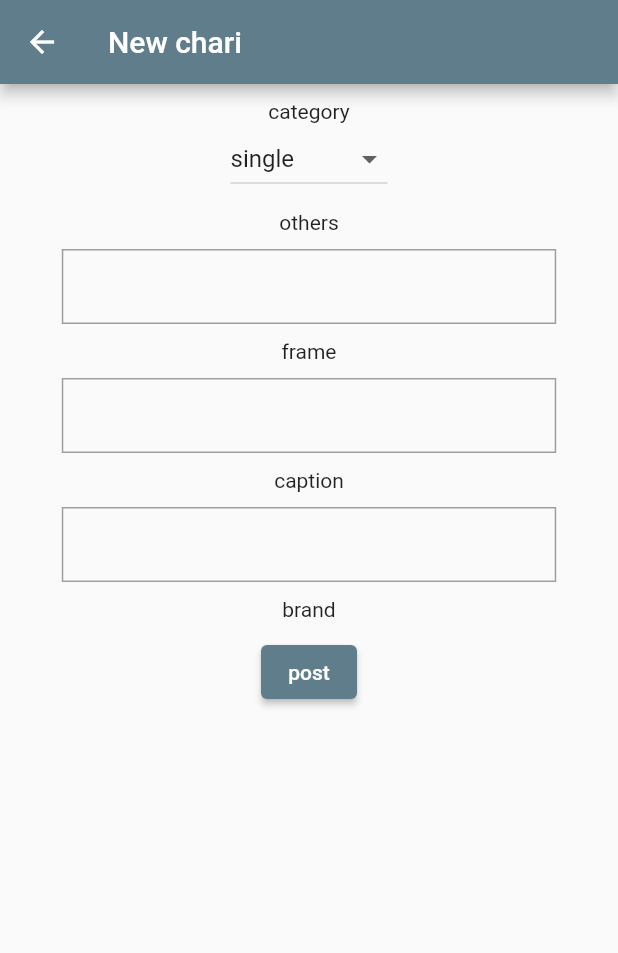
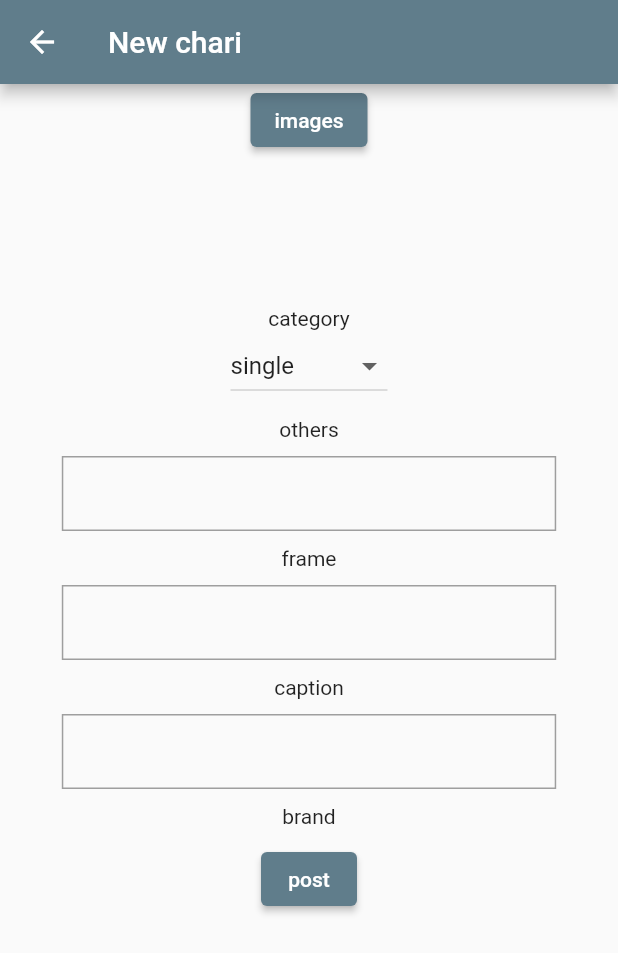
Before and after one commit to sunThick/yourchari_app, a Flutter app: the MyHomePage screen opened directly, item 2 of the bottom bar chosen, after a tap on the "add" icon, on a phone screen of 412 x 824 dp. Shown: the top 953 px of the screen. Run offline on Flutter 3.47's test engine with Material 2 defaults, Android fonts, the phone set to English and light mode, and no system bars; our stand-ins replace cloud_firestore, firebase_auth, firebase_core, firebase_storage, flutter_riverpod, freezed_annotation and 2 more; accounts and stored records are empty.

Commit message:
新規投稿フォームから複数枚の写真を投稿

```diff
--- a/lib/models/main/profile_model.dart
+++ b/lib/models/main/profile_model.dart
@@ -30,7 +30,7 @@ class ProfileModel extends ChangeNotifier {
     return storageRef.getDownloadURL();
   }
 
-  Future<void> uploadUserImage(
+  Future<void> uploadImage(
       {required DocumentSnapshot<Map<String, dynamic>> currentUserDoc}) async {
     // デバイスから画像を取得
     final XFile? xFile = await returnXFile();
--- a/lib/views/form/create_chari_page.dart
+++ b/lib/views/form/create_chari_page.dart
@@ -18,9 +18,33 @@ class CreateChariPage extends ConsumerWidget {
       body: Center(
           child: Column(
         children: [
-          const SizedBox(
-            height: 10,
-          ),
+          ElevatedButton(
+              onPressed: () async {
+                await createChariModel.selectImages();
+              },
+              child: const Text('images')),
+          createChariModel.croppedFile != null
+              ? SizedBox(
+                  height: 100,
+                  child: ListView.builder(
+                    scrollDirection: Axis.horizontal,
+                    itemCount: createChariModel.images.length,
+                    itemBuilder: (context, index) {
+                      return SizedBox(
+                          height: 100,
+                          child: Image.file(createChariModel.images[index]));
+                    },
+                    // shrinkWrap: true,
+                    // physics: NeverScrollableScrollPhysics(),
+                  ),
+                )
+              // ? SizedBox(
+              //     height: 100,
+              //     child: Image.file(createChariModel.croppedFile!),
+              // )
+              : const SizedBox(
+                  height: 100,
+                ),
           const Text('category'),
           DropdownButton(
               items: [
--- a/lib/views/main/profile_screen.dart
+++ b/lib/views/main/profile_screen.dart
@@ -34,7 +34,7 @@ class ProfileScreen extends ConsumerWidget {
                 ),
         ),
         ElevatedButton(
-          onPressed: () async => await profileModel.uploadUserImage(
+          onPressed: () async => await profileModel.uploadImage(
               currentUserDoc: mainModel.currentUserDoc),
           child: const Text('edit photo'),
         )
--- a/lib/views/main/search_screen.dart
+++ b/lib/views/main/search_screen.dart
@@ -2,6 +2,7 @@
 import 'package:flutter/material.dart';
 // packages
 import 'package:flutter_riverpod/flutter_riverpod.dart';
+import 'package:yourchari_app/models/main/profile_model.dart';
 
 import '../../constants/routes.dart';
 // constants
@@ -12,9 +13,14 @@ class SearchScreen extends ConsumerWidget {
   }) : super(key: key);
   @override
   Widget build(BuildContext context, WidgetRef ref) {
-    return FloatingActionButton(
-      onPressed: () => toCreateChariPage(context: context),
-      child: Icon(Icons.add),
+    final ProfileModel profileModel = ProfileModel();
+    return Column(
+      children: [
+        FloatingActionButton(
+          onPressed: () => toCreateChariPage(context: context),
+          child: Icon(Icons.add),
+        ),
+      ],
     );
   }
 }
--- a/pubspec.yaml
+++ b/pubspec.yaml
@@ -31,7 +31,7 @@ dependencies:
   flutter_launcher_icons: ^0.13.0
   flash: ^2.0.3+1
   uuid: ^3.0.5
-  image_picker: ^0.8.4+11
+  image_picker: ^0.8.7+4
   flutter_svg: ^2.0.5
   firebase_storage: ^11.1.1
   firebase_crashlytics: ^3.1.0
```
Also changed, not shown: lib/models/create_chari_model.dart (+55 -23 lines), pubspec.lock, 4 other files.
